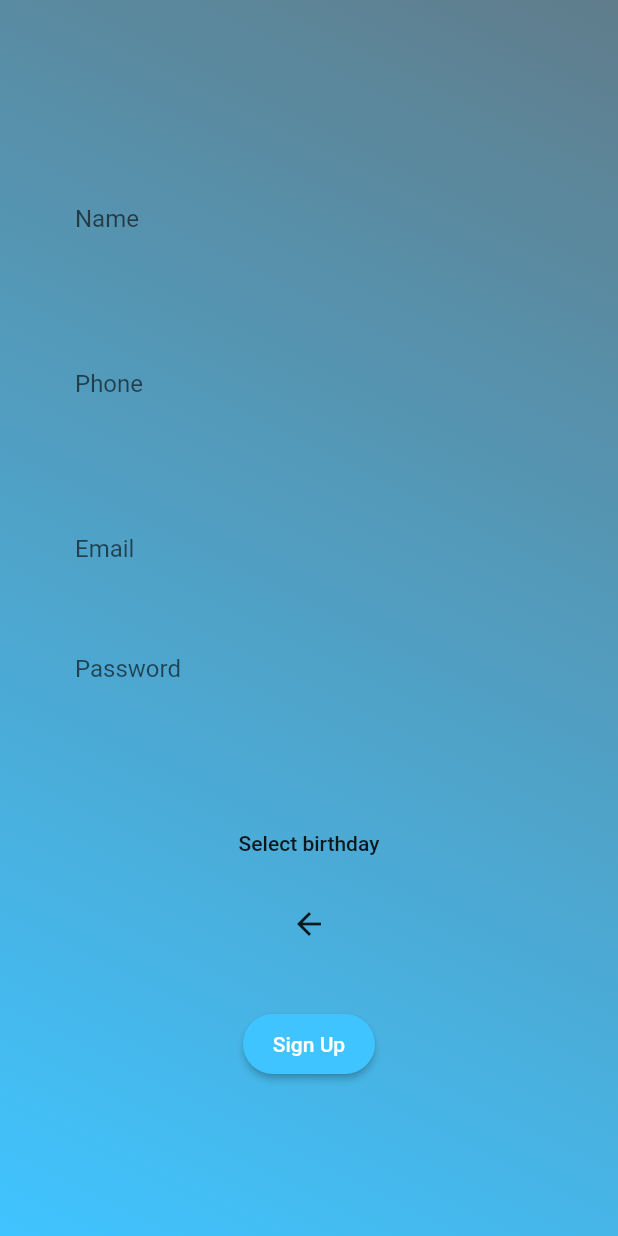
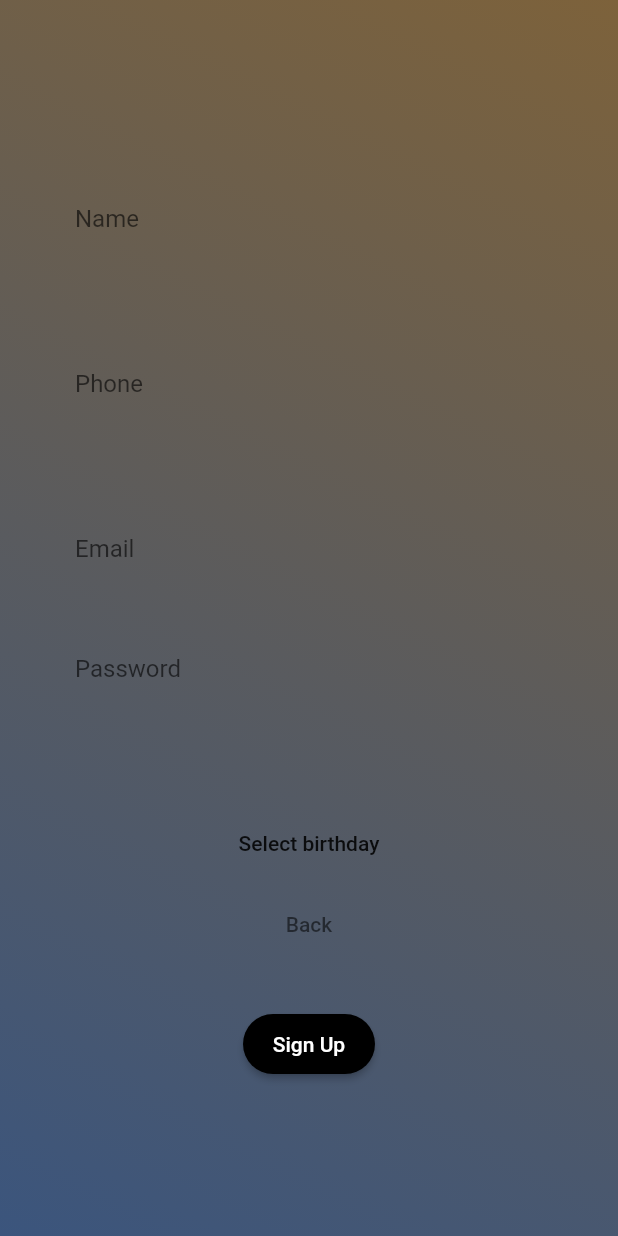
Before and after one commit to moving-tired/collab-flutter-app, a Flutter app: the screen it shows after launch, after a tap on "Does not have account?", on a phone screen of 412 x 824 dp. Run offline on Flutter 3.47's test engine with Material 2 defaults, Android fonts, the phone set to English and light mode, and no system bars; our stand-ins replace flutter_datetime_picker, sqflite; missing offline and left inert: dart:html, google_maps; accounts and stored records are empty.

Commit message:
minor refactor to reuse colors

```diff
--- a/lib/screens/login/login.dart
+++ b/lib/screens/login/login.dart
@@ -5,6 +5,7 @@ import 'package:collab_flutter_app/screens/login/signup.dart';
 import 'package:collab_flutter_app/widget/background.dart';
 import 'package:collab_flutter_app/widget/input_email.dart';
 import 'package:collab_flutter_app/widget/input_password.dart';
+import 'package:collab_flutter_app/widget/scheme_colors.dart';
 import 'package:collab_flutter_app/widget/submit_button.dart';
 import 'package:collab_flutter_app/widget/text_button.dart';
 import 'package:flutter/material.dart';
@@ -32,7 +33,8 @@ class LoginState extends State<LoginScreen> implements LoginScreenContract {
         'Does not have account?',
         () => Navigator.push(
             context, MaterialPageRoute(builder: (context) => SignUp())));
-    this._logInButton = SubmitButton('Log In', () => _submit());
+    this._logInButton = SubmitButton('Log In', SchemeColors.middleColor,
+        SchemeColors.background, () => _submit());
     this._presenter = new LoginScreenPresenter(this);
   }
 
@@ -72,7 +74,7 @@ class LoginState extends State<LoginScreen> implements LoginScreenContract {
       ],
     );
 
-    return Scaffold(key: scaffoldKey, body: BackGround(form));
+    return Scaffold(key: scaffoldKey, body: Background(form));
   }
 
   @override
--- a/lib/screens/login/signup.dart
+++ b/lib/screens/login/signup.dart
@@ -4,7 +4,9 @@ import 'package:collab_flutter_app/widget/input_date.dart';
 import 'package:collab_flutter_app/widget/input_email.dart';
 import 'package:collab_flutter_app/widget/input_password.dart';
 import 'package:collab_flutter_app/widget/input_text.dart';
+import 'package:collab_flutter_app/widget/scheme_colors.dart';
 import 'package:collab_flutter_app/widget/submit_button.dart';
+import 'package:collab_flutter_app/widget/text_button.dart';
 import 'package:flutter/material.dart';
 
 class SignUp extends StatefulWidget {
@@ -26,12 +28,12 @@ class SignUpState extends State<SignUp> implements SignUpScreenContract {
   final InputDate inputDate = InputDate();
   final InputPassword inputPassword = InputPassword();
   final InputText nameInputText =
-      InputText('Name', Colors.white, Colors.blueAccent);
+      InputText('Name', SchemeColors.middleColor, SchemeColors.background);
   final InputText phoneInputText =
-      InputText('Phone', Colors.white, Colors.blueAccent);
+      InputText('Phone', SchemeColors.middleColor, SchemeColors.background);
 
   SignUpState() {
-    this._signUpButton = SubmitButton('Sign Up', () => _submit());
+    this._signUpButton = SubmitButton('Sign Up', SchemeColors.middleColor, SchemeColors.background, () => _submit());
     this._presenter = new SignUpScreenPresenter(this);
   }
 
@@ -50,7 +52,7 @@ class SignUpState extends State<SignUp> implements SignUpScreenContract {
               inputEmail,
               inputPassword,
               inputDate,
-              BackButton(),
+              TextButton('Back', () => Navigator.pop(context)),
               _signUpButton,
             ],
           ),
@@ -60,7 +62,7 @@ class SignUpState extends State<SignUp> implements SignUpScreenContract {
 
     return Scaffold(
       key: scaffoldKey,
-      body: BackGround(form)
+      body: Background(form)
     );
   }
 
--- a/lib/widget/background.dart
+++ b/lib/widget/background.dart
@@ -1,20 +1,21 @@
+import 'package:collab_flutter_app/widget/scheme_colors.dart';
 import 'package:flutter/material.dart';
 
-class BackGround extends StatefulWidget {
-  _BackGroundState _state;
+class Background extends StatefulWidget {
+  _BackgroundState _state;
 
-  BackGround(Column column) {
-    _state = _BackGroundState(column: column);
+  Background(Column column) {
+    _state = _BackgroundState(column: column);
   }
 
   @override
-  _BackGroundState createState() => _state;
+  _BackgroundState createState() => _state;
 }
 
-class _BackGroundState extends State<BackGround> {
+class _BackgroundState extends State<Background> {
   final Column column;
 
-  _BackGroundState({this.column});
+  _BackgroundState({this.column});
 
   @override
   Widget build(BuildContext context) {
@@ -22,9 +23,9 @@ class _BackGroundState extends State<BackGround> {
       body: Container(
           decoration: BoxDecoration(
             gradient: LinearGradient(
-                begin: Alignment.topRight,
-                end: Alignment.bottomLeft,
-                colors: [Colors.blueGrey, Colors.lightBlueAccent]),
+                begin: Alignment.bottomLeft,
+                end: Alignment.topRight,
+                colors: [SchemeColors.firstColor, SchemeColors.endColor]),
           ),
           child: column),
     );
--- /dev/null
+++ b/lib/widget/scheme_colors.dart
@@ -0,0 +1,11 @@
+import 'package:flutter/material.dart';
+
+class SchemeColors {
+
+  // using triad colors
+  static final Color background = Colors.white;
+  static final Color firstColor = Color(0xff3b557d);
+  static final Color middleColor = Colors.black;
+  static final Color endColor = Color(0xff7d623b);
+
+}
--- a/lib/widget/submit_button.dart
+++ b/lib/widget/submit_button.dart
@@ -4,8 +4,9 @@ import 'package:flutter/material.dart';
 class SubmitButton extends StatefulWidget {
   _SubmitButtonState _state;
 
-  SubmitButton(String label, Function submit) {
-    _state = _SubmitButtonState(label: label, submit: submit);
+  SubmitButton(String label, Color color, Color textColor, Function submit) {
+    _state = _SubmitButtonState(
+        label: label, submit: submit, color: color, textColor: textColor);
   }
 
   void reset() {
@@ -19,8 +20,10 @@ class SubmitButton extends StatefulWidget {
 class _SubmitButtonState extends LoadWidgetState<SubmitButton> {
   final String label;
   final Function submit;
+  final Color color;
+  final Color textColor;
 
-  _SubmitButtonState({this.label, this.submit});
+  _SubmitButtonState({this.label, this.submit, this.color, this.textColor});
 
   @override
   Widget defaultWidget() {
@@ -32,8 +35,8 @@ class _SubmitButtonState extends LoadWidgetState<SubmitButton> {
         ),
         onPressed: () => load(),
         padding: EdgeInsets.all(12),
-        color: Colors.lightBlueAccent,
-        child: Text(label, style: TextStyle(color: Colors.white)),
+        color: color,
+        child: Text(label, style: TextStyle(color: textColor)),
       ),
     );
   }
```
